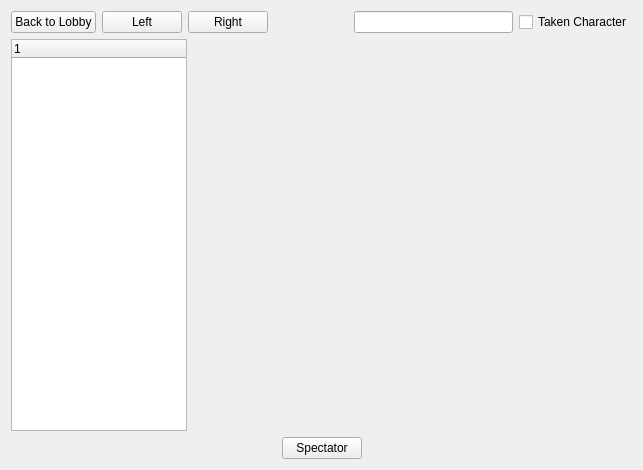
The window that resource/ui/charselect.ui (AttorneyOnline/AO2-Client) describes before a commit, drawn with Qt 5.
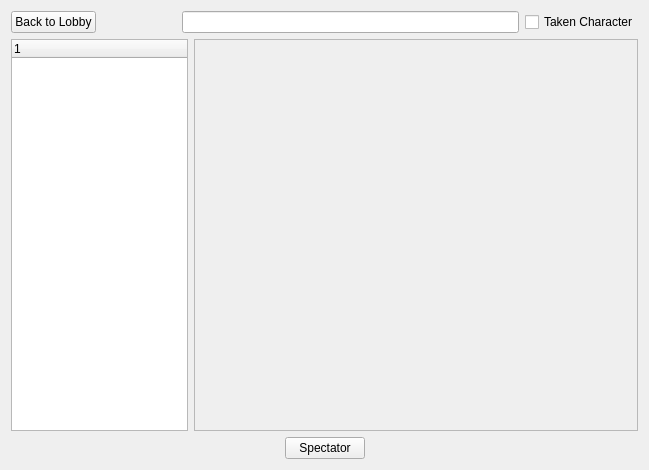
The same window after the commit.

Commit message: Charselect travesty

Diff of the .ui file:
```diff
--- a/resource/ui/charselect.ui
+++ b/resource/ui/charselect.ui
@@ -6,7 +6,7 @@
    <rect>
     <x>0</x>
     <y>0</y>
-    <width>643</width>
+    <width>649</width>
     <height>470</height>
    </rect>
   </property>
@@ -23,20 +23,6 @@
        </property>
       </widget>
      </item>
-     <item>
-      <widget class="QPushButton" name="pushButton_3">
-       <property name="text">
-        <string>Left</string>
-       </property>
-      </widget>
-     </item>
-     <item>
-      <widget class="QPushButton" name="pushButton_2">
-       <property name="text">
-        <string>Right</string>
-       </property>
-      </widget>
-     </item>
      <item>
       <spacer name="horizontalSpacer">
        <property name="orientation">
@@ -78,13 +64,29 @@
       </widget>
      </item>
      <item>
-      <widget class="QWidget" name="widget" native="true">
+      <widget class="QScrollArea" name="button_area_scroll">
        <property name="sizePolicy">
-        <sizepolicy hsizetype="Preferred" vsizetype="Preferred">
+        <sizepolicy hsizetype="Expanding" vsizetype="Expanding">
          <horstretch>5</horstretch>
          <verstretch>0</verstretch>
         </sizepolicy>
        </property>
+       <property name="widgetResizable">
+        <bool>true</bool>
+       </property>
+       <property name="alignment">
+        <set>Qt::AlignCenter</set>
+       </property>
+       <widget class="QWidget" name="button_area_widget">
+        <property name="geometry">
+         <rect>
+          <x>0</x>
+          <y>0</y>
+          <width>443</width>
+          <height>386</height>
+         </rect>
+        </property>
+       </widget>
       </widget>
      </item>
     </layout>
```
Left out of the diff: 10 changed lines with no effect on the pictures. The commit also changes 13 other files.
